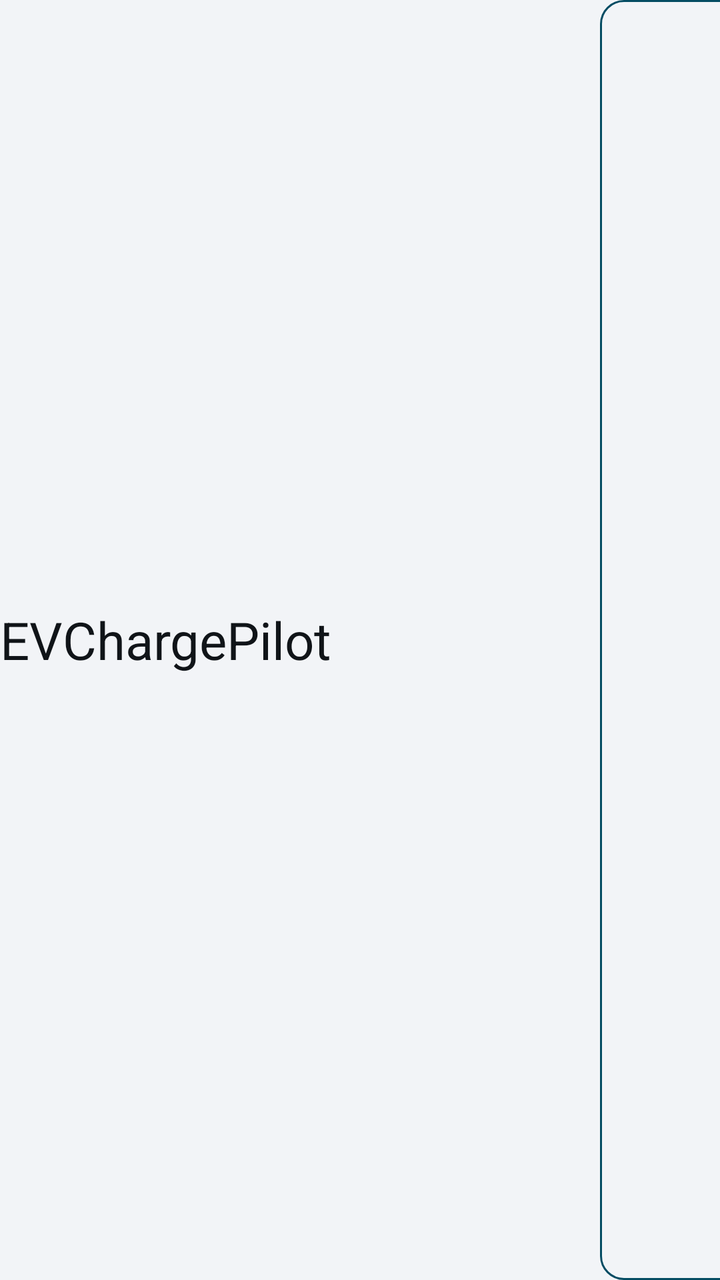
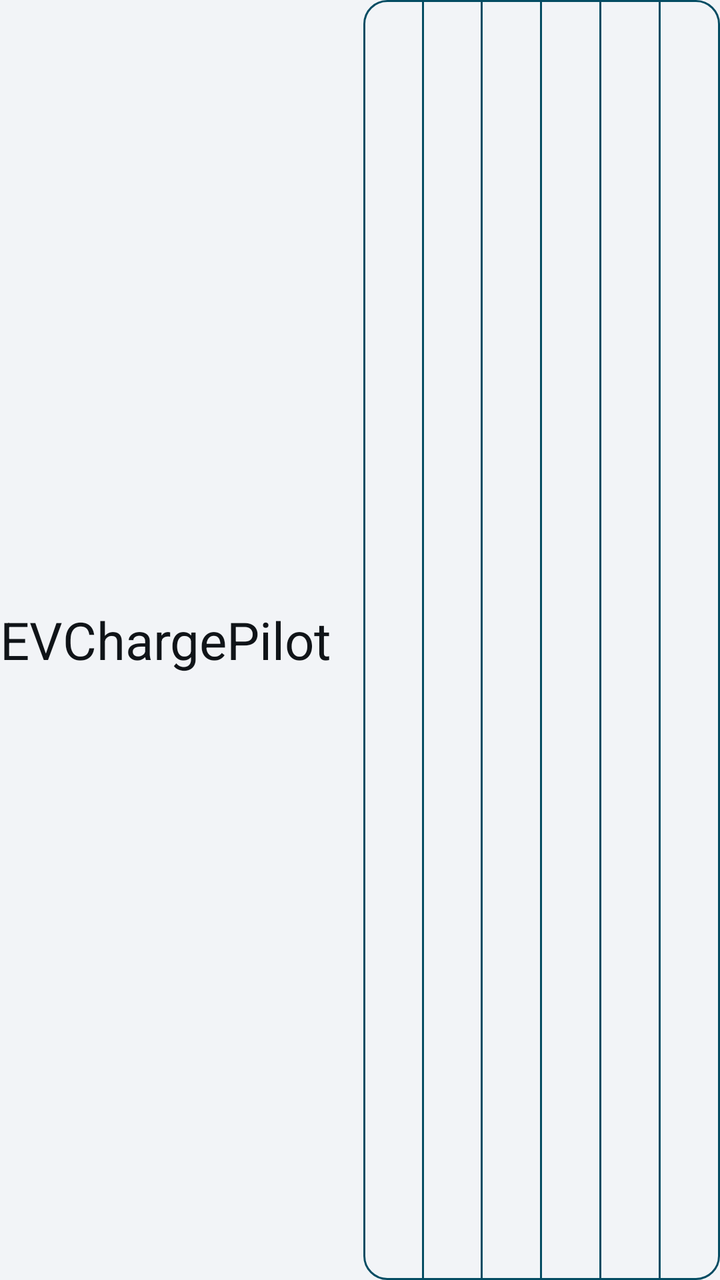

An Android layout rendered at two revisions. The XML below is the earlier revision; the diff shows what the commit changed to produce the second picture.
<!-- AndroidManifest.xml: application theme Theme.EVChargePilot -->
<!-- res/layout/view_primary_navigation.xml -->
<?xml version="1.0" encoding="utf-8"?>
<LinearLayout
    xmlns:android="http://schemas.android.com/apk/res/android"
    xmlns:app="http://schemas.android.com/apk/res-auto"
    android:layout_width="wrap_content"
    android:layout_height="@dimen/touch_target"
    android:gravity="center_vertical"
    android:orientation="horizontal">

    <TextView
        android:layout_width="@dimen/chargepilot_primary_title_width"
        android:layout_height="wrap_content"
        android:text="@string/app_name"
        android:textAppearance="@style/Text.EV.Title" />

    <com.google.android.material.button.MaterialButtonToggleGroup
        android:id="@+id/primaryNavigation"
        android:layout_width="1000dp"
        android:layout_height="match_parent"
        app:selectionRequired="true"
        app:singleSelection="true">

    <com.google.android.material.button.MaterialButton
        android:id="@+id/navEnergy"
        style="@style/Widget.EVChargePilot.NavTab"
        android:layout_width="200dp"
        android:layout_height="match_parent"
        android:text="@string/tab_energy" />

    <com.google.android.material.button.MaterialButton
        android:id="@+id/navArrival"
        style="@style/Widget.EVChargePilot.NavTab"
        android:layout_width="200dp"
        android:layout_height="match_parent"
        android:text="@string/tab_arrival" />

    <com.google.android.material.button.MaterialButton
        android:id="@+id/navTrips"
        style="@style/Widget.EVChargePilot.NavTab"
        android:layout_width="200dp"
        android:layout_height="match_parent"
        android:text="@string/tab_trips" />

    <com.google.android.material.button.MaterialButton
        android:id="@+id/navDiagnostics"
        style="@style/Widget.EVChargePilot.NavTab"
        android:layout_width="200dp"
        android:layout_height="match_parent"
        android:text="@string/tab_diagnostics" />

    <com.google.android.material.button.MaterialButton
        android:id="@+id/navSettings"
        style="@style/Widget.EVChargePilot.NavTab"
        android:layout_width="200dp"
        android:layout_height="match_parent"
        android:text="@string/tab_settings" />
    </com.google.android.material.button.MaterialButtonToggleGroup>
</LinearLayout>
<!-- resources referenced by this layout -->
<resources>
  <dimen name="chargepilot_primary_title_width">300dp</dimen>
  <dimen name="touch_target">72dp</dimen>
  <string name="app_name">EVChargePilot</string>
  <string name="tab_arrival">Arrival</string>
  <string name="tab_diagnostics">Diagnostics</string>
  <string name="tab_energy">Energy</string>
  <string name="tab_settings">Settings</string>
  <string name="tab_trips">Trips</string>
  <style name="Text.EV.Title" parent="TextAppearance.Material3.TitleLarge">
          <item name="android:textSize">@dimen/text_title</item>
          <item name="android:textColor">@color/ev_text_primary</item>
      </style>
  <style name="Widget.EVChargePilot.NavTab" parent="Widget.Material3.Button.OutlinedButton">
          <item name="android:minWidth">0dp</item>
          <item name="android:minHeight">0dp</item>
          <item name="android:insetTop">0dp</item>
          <item name="android:insetBottom">0dp</item>
          <item name="android:maxLines">1</item>
          <item name="android:textAllCaps">false</item>
          <item name="android:textColor">@color/primary_nav_foreground</item>
          <item name="android:textSize">@dimen/text_body</item>
          <item name="backgroundTint">@color/primary_nav_background</item>
          <item name="strokeColor">@color/ev_accent</item>
          <item name="strokeWidth">1dp</item>
          <item name="cornerRadius">@dimen/ev_corner</item>
          <item name="elevation">0dp</item>
      </style>
  <dimen name="text_title">26sp</dimen>
  <color name="ev_text_primary">#FF101418</color>
  <dimen name="text_body">20sp</dimen>
  <color name="ev_accent">#FF044C63</color>
  <dimen name="ev_corner">12dp</dimen>
  <color name="ev_on_accent">#FFFFFFFF</color>
  <color name="ev_surface">#FFFFFFFF</color>
  <color name="ev_surface_raised">#FFE4E8ED</color>
  <color name="ev_background">#FFF2F4F7</color>
  <color name="ev_text_secondary">#FF414B55</color>
  <color name="ev_outline">#FF737F8F</color>
  <color name="ev_error">#FF8F0F18</color>
  <style name="ThemeOverlay.EVChargePilot.Dialog" parent="ThemeOverlay.EV.Dialog">
          <item name="materialAlertDialogTitleTextStyle">@style/EVChargePilot.Dialog.Title</item>
          <item name="materialAlertDialogBodyTextStyle">@style/EVChargePilot.Dialog.Body</item>
      </style>
  <style name="ThemeOverlay.EV.Dialog" parent="ThemeOverlay.Material3.MaterialAlertDialog">
          <item name="colorSurface">@color/ev_surface_raised</item>
          <item name="colorOnSurface">@color/ev_text_primary</item>
          <item name="colorOnSurfaceVariant">@color/ev_text_secondary</item>
          <item name="android:textColorPrimary">@color/ev_text_primary</item>
          <item name="buttonBarPositiveButtonStyle">@style/Widget.EV.DialogButton</item>
          <item name="buttonBarNegativeButtonStyle">@style/Widget.EV.DialogButton</item>
      </style>
  <style name="EVChargePilot.Dialog.Title" parent="MaterialAlertDialog.Material3.Title.Text">
          <item name="android:textSize">@dimen/text_title</item>
          <item name="android:textColor">@color/ev_text_primary</item>
      </style>
  <style name="EVChargePilot.Dialog.Body" parent="MaterialAlertDialog.Material3.Body.Text">
          <item name="android:textSize">@dimen/text_secondary</item>
          <item name="android:textColor">@color/ev_text_primary</item>
          <item name="android:lineSpacingMultiplier">1.2</item>
      </style>
  <style name="Widget.EV.DialogButton" parent="Widget.Material3.Button.TextButton.Dialog">
          <item name="shapeAppearanceOverlay">@style/ShapeAppearanceOverlay.EV.Button</item>
          <item name="android:minHeight">@dimen/touch_target</item>
          <item name="android:minWidth">140dp</item>
          <item name="android:textSize">@dimen/text_body</item>
      </style>
  <dimen name="text_secondary">17sp</dimen>
  <style name="ShapeAppearanceOverlay.EV.Button" parent="">
          <item name="cornerSize">@dimen/ev_corner</item>
      </style>
  <!-- unchanged entries left out for length: 1 -->
</resources>

<!-- the commit's change to res/layout/view_primary_navigation.xml (unified diff, before → after) -->
@@ -2,57 +2,72 @@
 <LinearLayout
     xmlns:android="http://schemas.android.com/apk/res/android"
     xmlns:app="http://schemas.android.com/apk/res-auto"
-    android:layout_width="wrap_content"
-    android:layout_height="@dimen/touch_target"
+    android:layout_width="match_parent"
+    android:layout_height="match_parent"
     android:gravity="center_vertical"
     android:orientation="horizontal">
 
     <TextView
-        android:layout_width="@dimen/chargepilot_primary_title_width"
+        android:layout_width="wrap_content"
         android:layout_height="wrap_content"
+        android:layout_marginEnd="@dimen/spacing_md"
         android:text="@string/app_name"
         android:textAppearance="@style/Text.EV.Title" />
 
     <com.google.android.material.button.MaterialButtonToggleGroup
         android:id="@+id/primaryNavigation"
-        android:layout_width="1000dp"
+        android:layout_width="0dp"
         android:layout_height="match_parent"
+        android:layout_weight="1"
         app:selectionRequired="true"
         app:singleSelection="true">
 
     <com.google.android.material.button.MaterialButton
         android:id="@+id/navEnergy"
         style="@style/Widget.EVChargePilot.NavTab"
-        android:layout_width="200dp"
+        android:layout_width="0dp"
         android:layout_height="match_parent"
+        android:layout_weight="1"
         android:text="@string/tab_energy" />
 
     <com.google.android.material.button.MaterialButton
         android:id="@+id/navArrival"
         style="@style/Widget.EVChargePilot.NavTab"
-        android:layout_width="200dp"
+        android:layout_width="0dp"
         android:layout_height="match_parent"
+        android:layout_weight="1"
         android:text="@string/tab_arrival" />
 
     <com.google.android.material.button.MaterialButton
         android:id="@+id/navTrips"
         style="@style/Widget.EVChargePilot.NavTab"
-        android:layout_width="200dp"
+        android:layout_width="0dp"
         android:layout_height="match_parent"
+        android:layout_weight="1"
         android:text="@string/tab_trips" />
+
+    <com.google.android.material.button.MaterialButton
+        android:id="@+id/navBattery"
+        style="@style/Widget.EVChargePilot.NavTab"
+        android:layout_width="0dp"
+        android:layout_height="match_parent"
+        android:layout_weight="1"
+        android:text="@string/tab_battery" />
 
     <com.google.android.material.button.MaterialButton
         android:id="@+id/navDiagnostics"
         style="@style/Widget.EVChargePilot.NavTab"
-        android:layout_width="200dp"
+        android:layout_width="0dp"
         android:layout_height="match_parent"
+        android:layout_weight="1"
         android:text="@string/tab_diagnostics" />
 
     <com.google.android.material.button.MaterialButton
         android:id="@+id/navSettings"
         style="@style/Widget.EVChargePilot.NavTab"
-        android:layout_width="200dp"
+        android:layout_width="0dp"
         android:layout_height="match_parent"
+        android:layout_weight="1"
         android:text="@string/tab_settings" />
     </com.google.android.material.button.MaterialButtonToggleGroup>
 </LinearLayout>
<!-- resource entries referenced after the edit -->
@@ -1,9 +1,10 @@
 <!-- resources referenced by this layout -->
 <resources>
-  <dimen name="chargepilot_primary_title_width">300dp</dimen>
+  <dimen name="spacing_md">16dp</dimen>
   <dimen name="touch_target">72dp</dimen>
   <string name="app_name">EVChargePilot</string>
   <string name="tab_arrival">Arrival</string>
+  <string name="tab_battery">Battery</string>
   <string name="tab_diagnostics">Diagnostics</string>
   <string name="tab_energy">Energy</string>
   <string name="tab_settings">Settings</string>
